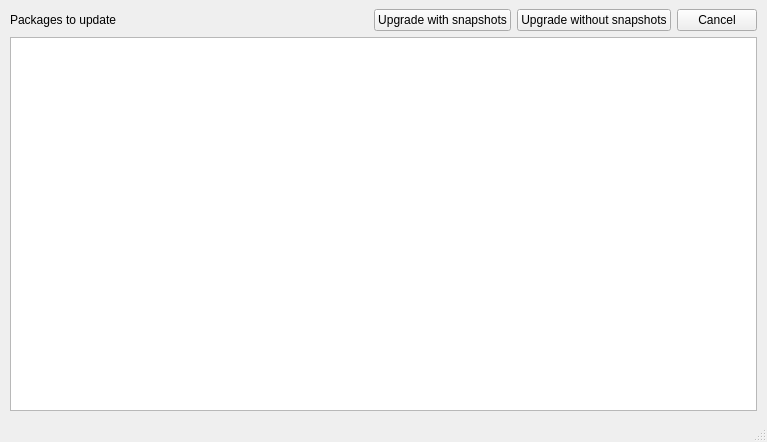
First picture: the form in buttermanager/buttermanager/ui/UpdatesWindow.ui, repository egara/buttermanager, before the edit.
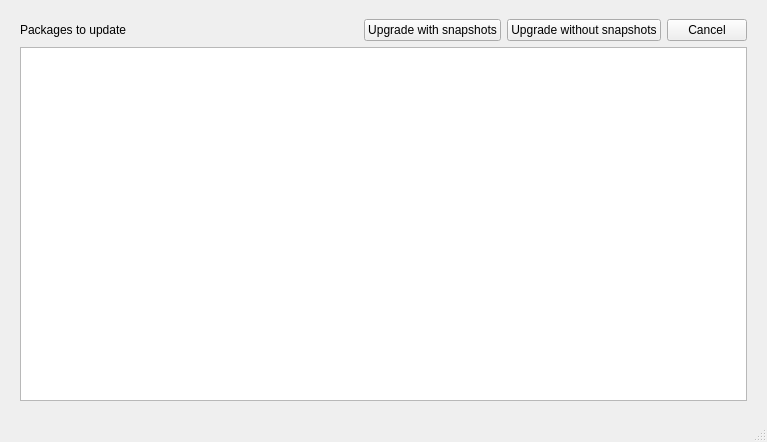
Second picture: the form after the edit.

Commit message: Changin a little bit all the layouts

The edit to the form file:
```diff
--- a/buttermanager/buttermanager/ui/UpdatesWindow.ui
+++ b/buttermanager/buttermanager/ui/UpdatesWindow.ui
@@ -23,6 +23,18 @@
     </property>
     <item>
      <layout class="QVBoxLayout" name="verticalLayout">
+      <property name="leftMargin">
+       <number>10</number>
+      </property>
+      <property name="topMargin">
+       <number>10</number>
+      </property>
+      <property name="rightMargin">
+       <number>10</number>
+      </property>
+      <property name="bottomMargin">
+       <number>10</number>
+      </property>
       <item>
        <layout class="QHBoxLayout" name="horizontalLayout">
         <item>
```
The commit also changes 6 other files.
